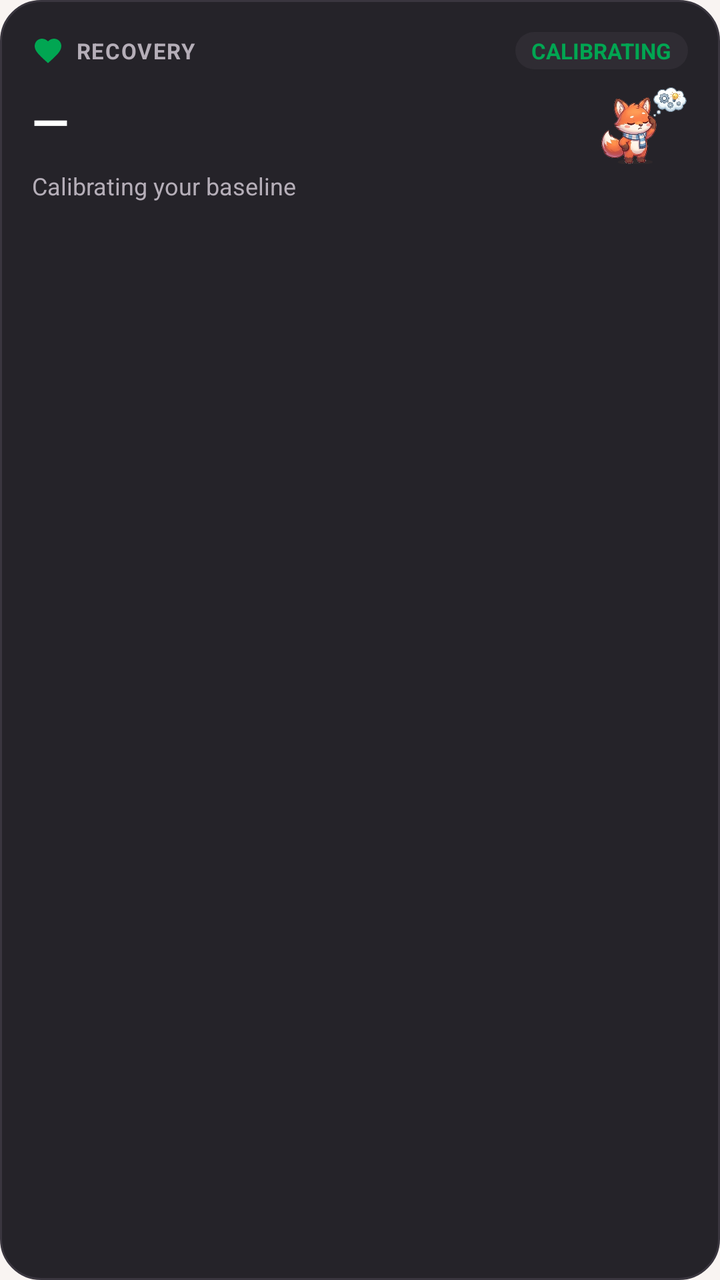
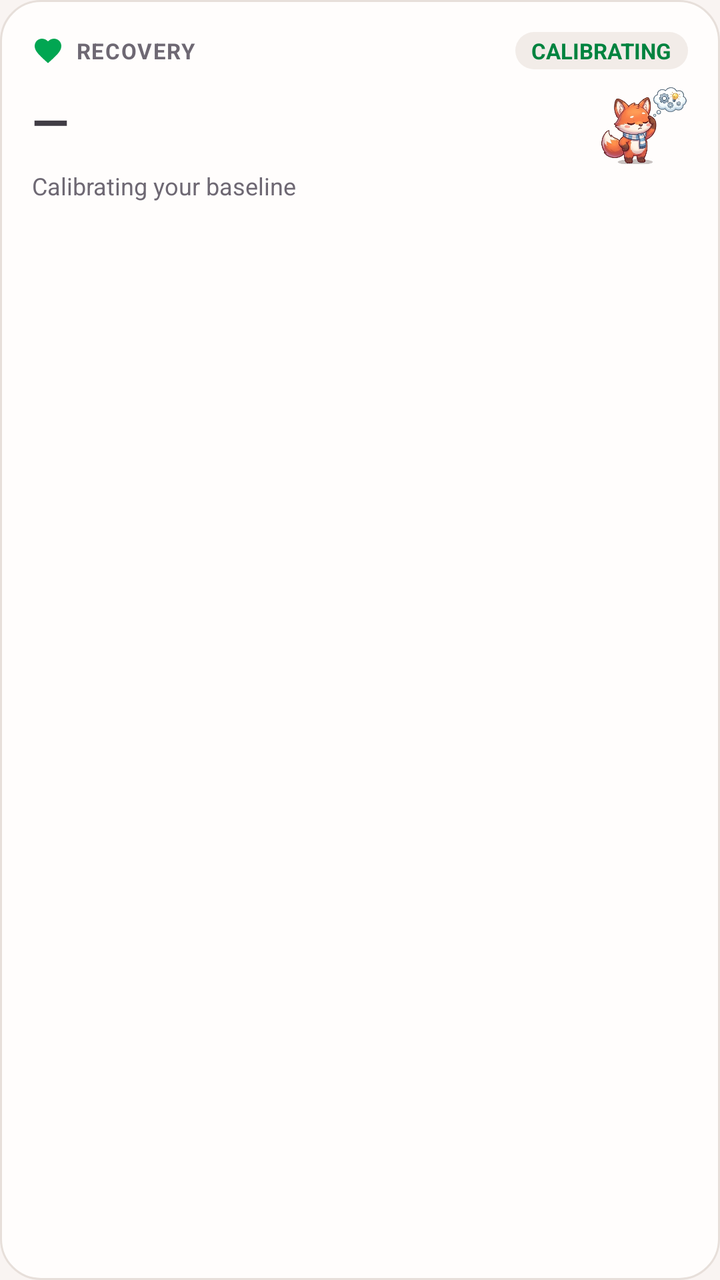

Before-and-after screenshots of an Android layout around one commit, followed by the original layout XML and the change that was made.
<!-- AndroidManifest.xml: application theme Theme.Hangry -->
<!-- res/layout/widget_recovery.xml -->
<?xml version="1.0" encoding="utf-8"?>
<LinearLayout xmlns:android="http://schemas.android.com/apk/res/android"
    android:id="@+id/widget_recovery_root"
    android:layout_width="match_parent"
    android:layout_height="match_parent"
    android:background="@drawable/bg_widget_surface"
    android:orientation="vertical"
    android:padding="16dp">

    
    <LinearLayout
        android:layout_width="match_parent"
        android:layout_height="wrap_content"
        android:gravity="center_vertical"
        android:orientation="horizontal">

        <ImageView
            android:layout_width="16dp"
            android:layout_height="16dp"
            android:src="@drawable/ic_widget_heart"
            android:contentDescription="@null" />

        <TextView
            android:layout_width="0dp"
            android:layout_height="wrap_content"
            android:layout_marginStart="6dp"
            android:layout_weight="1"
            android:text="@string/widget_layout_recovery"
            android:textColor="#B5AEB8"
            android:textSize="11sp"
            android:textStyle="bold"
            android:letterSpacing="0.05" />

        <TextView
            android:id="@+id/tv_recovery_badge"
            android:layout_width="wrap_content"
            android:layout_height="wrap_content"
            android:background="@drawable/bg_widget_chip"
            android:paddingHorizontal="8dp"
            android:paddingVertical="2dp"
            android:text="@string/widget_layout_calibrating"
            android:textColor="#01A652"
            android:textSize="11sp"
            android:textStyle="bold" />
    </LinearLayout>

    
    <LinearLayout
        android:layout_width="match_parent"
        android:layout_height="wrap_content"
        android:layout_marginTop="4dp"
        android:gravity="center_vertical"
        android:orientation="horizontal">

        <TextView
            android:id="@+id/tv_recovery_score"
            android:layout_width="0dp"
            android:layout_height="wrap_content"
            android:layout_weight="1"
            android:text="—"
            android:textColor="#FFFFFF"
            android:textSize="24sp"
            android:textStyle="bold" />

        <ImageView
            android:id="@+id/iv_recovery_dash"
            android:layout_width="44dp"
            android:layout_height="44dp"
            android:src="@drawable/dash_mood_thinking"
            android:contentDescription="@null" />
    </LinearLayout>

    
    <TextView
        android:id="@+id/tv_recovery_subtitle"
        android:layout_width="wrap_content"
        android:layout_height="wrap_content"
        android:layout_marginTop="2dp"
        android:ellipsize="end"
        android:maxLines="1"
        android:text="@string/widget_layout_calibrating_your_baseline"
        android:textColor="#B5AEB8"
        android:textSize="12sp" />
</LinearLayout>
<!-- resources referenced by this layout -->
<resources>
  <!-- drawable bg_widget_chip (drawable) -->
  <?xml version="1.0" encoding="utf-8"?>
  <shape xmlns:android="http://schemas.android.com/apk/res/android"
      android:shape="rectangle">
      <solid android:color="#2F2C33" />
      <corners android:radius="12dp" />
  </shape>
  <!-- drawable bg_widget_surface (drawable) -->
  <?xml version="1.0" encoding="utf-8"?>
  <shape xmlns:android="http://schemas.android.com/apk/res/android"
      android:shape="rectangle">
      <solid android:color="#252329" />
      <corners android:radius="20dp" />
      <stroke
          android:width="1dp"
          android:color="#3A363F" />
  </shape>
  <!-- drawable dash_mood_thinking: webp bitmap (drawable-nodpi, 33888 bytes) -->
  <!-- drawable ic_widget_heart (drawable) -->
  <vector xmlns:android="http://schemas.android.com/apk/res/android"
      android:width="24dp"
      android:height="24dp"
      android:viewportWidth="24"
      android:viewportHeight="24">
      <path
          android:fillColor="#01A652"
          android:pathData="M12,21.35l-1.45,-1.32C5.4,15.36 2,12.28 2,8.5 2,5.42 4.42,3 7.5,3c1.74,0 3.41,0.81 4.5,2.09C13.09,3.81 14.76,3 16.5,3 19.58,3 22,5.42 22,8.5c0,3.78 -3.4,6.86 -8.55,11.54L12,21.35z" />
  </vector>
  <string name="widget_layout_calibrating">CALIBRATING</string>
  <string name="widget_layout_calibrating_your_baseline">Calibrating your baseline</string>
  <string name="widget_layout_recovery">RECOVERY</string>
  <style name="Theme.Hangry" parent="android:Theme.Material.NoActionBar">
          <item name="android:windowBackground">@color/brand_cream</item>
          <item name="android:statusBarColor">@android:color/transparent</item>
          <item name="android:navigationBarColor">@android:color/transparent</item>
          <item name="android:windowLightStatusBar">true</item>
          <item name="android:windowLightNavigationBar">true</item>
      </style>
  <color name="brand_cream">#FFF9F4F2</color>
</resources>

<!-- the commit's change to res/layout/widget_recovery.xml (unified diff, before → after) -->
@@ -26,7 +26,7 @@
             android:layout_marginStart="6dp"
             android:layout_weight="1"
             android:text="@string/widget_layout_recovery"
-            android:textColor="#B5AEB8"
+            android:textColor="@color/widget_text_secondary"
             android:textSize="11sp"
             android:textStyle="bold"
             android:letterSpacing="0.05" />
@@ -39,7 +39,7 @@
             android:paddingHorizontal="8dp"
             android:paddingVertical="2dp"
             android:text="@string/widget_layout_calibrating"
-            android:textColor="#01A652"
+            android:textColor="@color/widget_green"
             android:textSize="11sp"
             android:textStyle="bold" />
     </LinearLayout>
@@ -58,7 +58,7 @@
             android:layout_height="wrap_content"
             android:layout_weight="1"
             android:text="—"
-            android:textColor="#FFFFFF"
+            android:textColor="@color/widget_text"
             android:textSize="24sp"
             android:textStyle="bold" />
 
@@ -79,6 +79,6 @@
         android:ellipsize="end"
         android:maxLines="1"
         android:text="@string/widget_layout_calibrating_your_baseline"
-        android:textColor="#B5AEB8"
+        android:textColor="@color/widget_text_secondary"
         android:textSize="12sp" />
 </LinearLayout>
<!-- resource entries referenced after the edit -->
@@ -1,21 +1,24 @@
 <!-- resources referenced by this layout -->
 <resources>
+  <color name="widget_green">#01A652</color>
+  <color name="widget_text">#FFFFFF</color>
+  <color name="widget_text_secondary">#B5AEB8</color>
   <!-- drawable bg_widget_chip (drawable) -->
   <?xml version="1.0" encoding="utf-8"?>
   <shape xmlns:android="http://schemas.android.com/apk/res/android"
       android:shape="rectangle">
-      <solid android:color="#2F2C33" />
+      <solid android:color="@color/widget_track" />
       <corners android:radius="12dp" />
   </shape>
   <!-- drawable bg_widget_surface (drawable) -->
   <?xml version="1.0" encoding="utf-8"?>
   <shape xmlns:android="http://schemas.android.com/apk/res/android"
       android:shape="rectangle">
-      <solid android:color="#252329" />
+      <solid android:color="@color/widget_surface" />
       <corners android:radius="20dp" />
       <stroke
           android:width="1dp"
-          android:color="#3A363F" />
+          android:color="@color/widget_outline" />
   </shape>
   <!-- drawable dash_mood_thinking: webp bitmap (drawable-nodpi, 33888 bytes) -->
   <!-- drawable ic_widget_heart (drawable) -->
@@ -38,6 +41,9 @@
           <item name="android:windowLightStatusBar">true</item>
           <item name="android:windowLightNavigationBar">true</item>
       </style>
+  <color name="widget_track">#2F2C33</color>
+  <color name="widget_surface">#252329</color>
+  <color name="widget_outline">#3A363F</color>
   <color name="brand_cream">#FFF9F4F2</color>
 </resources>
 
